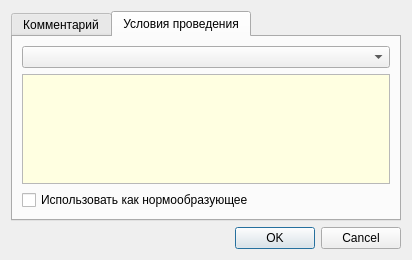
First picture: the form in client_widgets/database_widgets/testpropertydialog.ui, repository grigp/a-analyser, before the edit.
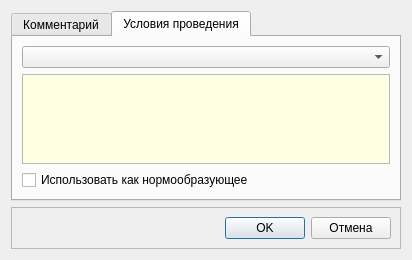
Second picture: the form after the edit.

Commit message: Замена ButtonBar в диалоговых окнах

What changed in the file:
```diff
--- a/client_widgets/database_widgets/testpropertydialog.ui
+++ b/client_widgets/database_widgets/testpropertydialog.ui
@@ -159,13 +159,42 @@
     </widget>
    </item>
    <item>
-    <widget class="QDialogButtonBox" name="buttonBox">
-     <property name="orientation">
-      <enum>Qt::Horizontal</enum>
+    <widget class="QFrame" name="frModalButtons">
+     <property name="frameShape">
+      <enum>QFrame::StyledPanel</enum>
      </property>
-     <property name="standardButtons">
-      <set>QDialogButtonBox::Cancel|QDialogButtonBox::Ok</set>
+     <property name="frameShadow">
+      <enum>QFrame::Raised</enum>
      </property>
+     <layout class="QHBoxLayout" name="horizontalLayout_10">
+      <item>
+       <spacer name="horizontalSpacer_5">
+        <property name="orientation">
+         <enum>Qt::Horizontal</enum>
+        </property>
+        <property name="sizeHint" stdset="0">
+         <size>
+          <width>40</width>
+          <height>20</height>
+         </size>
+        </property>
+       </spacer>
+      </item>
+      <item>
+       <widget class="QPushButton" name="btnOK">
+        <property name="text">
+         <string>OK</string>
+        </property>
+       </widget>
+      </item>
+      <item>
+       <widget class="QPushButton" name="btnCancel">
+        <property name="text">
+         <string>Отмена</string>
+        </property>
+       </widget>
+      </item>
+     </layout>
     </widget>
    </item>
   </layout>
```
Left out of the diff: 64 changed lines with no effect on the pictures. The commit also changes 19 other files.
